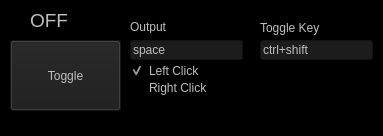
First picture: the form in gui.ui, repository KermitPurple/clicker, before the edit.
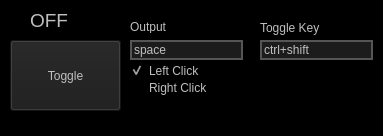
Second picture: the form after the edit.

Commit message: Change text-box border color

What changed in the file:
```diff
--- a/gui.ui
+++ b/gui.ui
@@ -64,7 +64,7 @@
      </rect>
     </property>
     <property name="styleSheet">
-     <string notr="true">QLineEdit{background:#1c1c1c;}QLineEdit:disabled{background:#555;color:#888}</string>
+     <string notr="true">QLineEdit{background:#1c1c1c;border: 2px solid #555;}QLineEdit:disabled{background:#333}</string>
     </property>
     <property name="text">
      <string>space</string>
@@ -80,7 +80,7 @@
      </rect>
     </property>
     <property name="styleSheet">
-     <string notr="true">QLineEdit{background:#1c1c1c;}QLineEdit:disabled{background:#333}</string>
+     <string notr="true">QLineEdit{background:#1c1c1c;border: 2px solid #555;}QLineEdit:disabled{background:#333}</string>
     </property>
     <property name="text">
      <string>ctrl+shift</string>
```
The commit also changes 2 other files.
